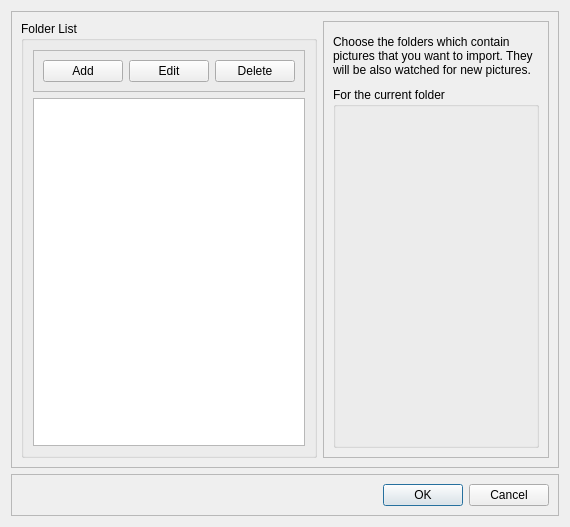
Above: src/imagius/ui/foldermanager.ui from juliendz/imagius before the change. Below: the same form after it.
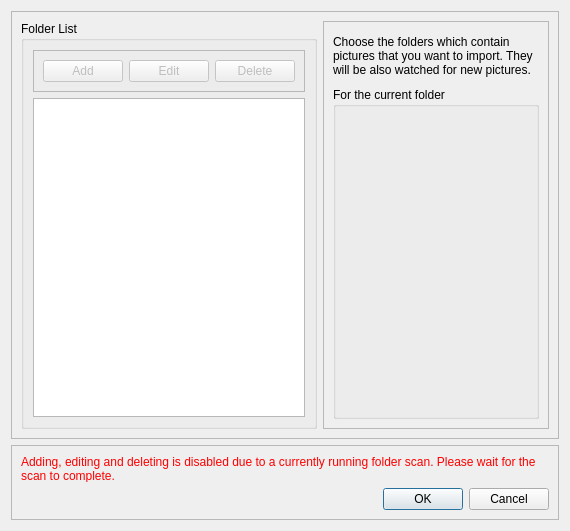
That is the form after the change.

Commit message: Disable Folder Manager controls when a scan is active

```diff
--- a/src/imagius/ui/foldermanager.ui
+++ b/src/imagius/ui/foldermanager.ui
@@ -7,7 +7,7 @@
     <x>0</x>
     <y>0</y>
     <width>570</width>
-    <height>527</height>
+    <height>531</height>
    </rect>
   </property>
   <property name="windowTitle">
@@ -36,7 +36,10 @@
         </property>
         <layout class="QVBoxLayout" name="verticalLayout_4">
          <item>
-          <widget class="QFrame" name="frame_3">
+          <widget class="QFrame" name="frame_folder_list_buttons">
+           <property name="enabled">
+            <bool>false</bool>
+           </property>
            <property name="frameShape">
             <enum>QFrame::StyledPanel</enum>
            </property>
@@ -139,7 +142,7 @@
      <property name="maximumSize">
       <size>
        <width>16777215</width>
-       <height>60</height>
+       <height>75</height>
       </size>
      </property>
      <property name="frameShape">
@@ -149,6 +152,19 @@
       <enum>QFrame::Raised</enum>
      </property>
      <layout class="QVBoxLayout" name="verticalLayout_2">
+      <item>
+       <widget class="QLabel" name="lbl_disabled_msg">
+        <property name="styleSheet">
+         <string notr="true">color: rgb(255, 0, 0);</string>
+        </property>
+        <property name="text">
+         <string>Adding, editing and deleting is disabled due to a currently running folder scan. Please wait for the scan to complete.</string>
+        </property>
+        <property name="wordWrap">
+         <bool>true</bool>
+        </property>
+       </widget>
+      </item>
       <item>
        <widget class="QDialogButtonBox" name="btnbox_acceptcancel">
         <property name="standardButtons">
```
The commit also changes 2 other files.
